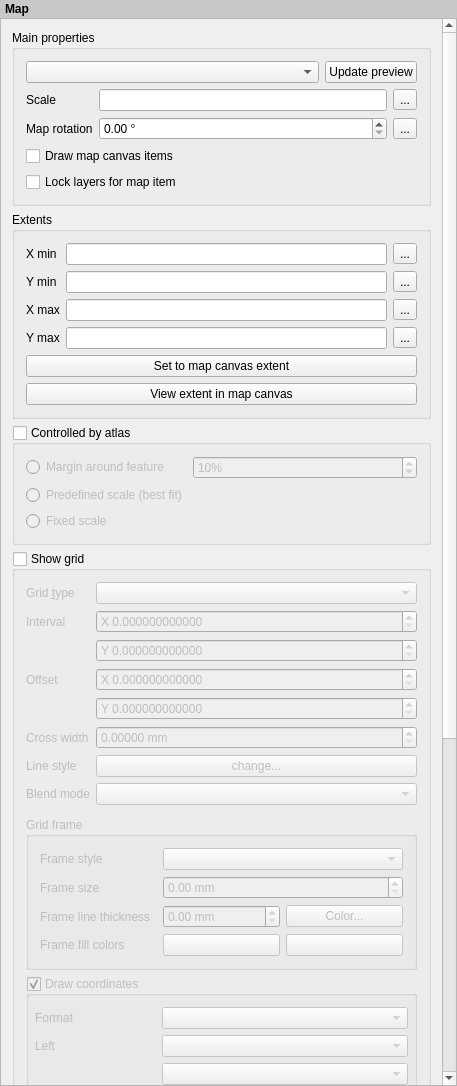
Above: src/ui/qgscomposermapwidgetbase.ui from qgis/QGIS before the change. Below: the same form after it.
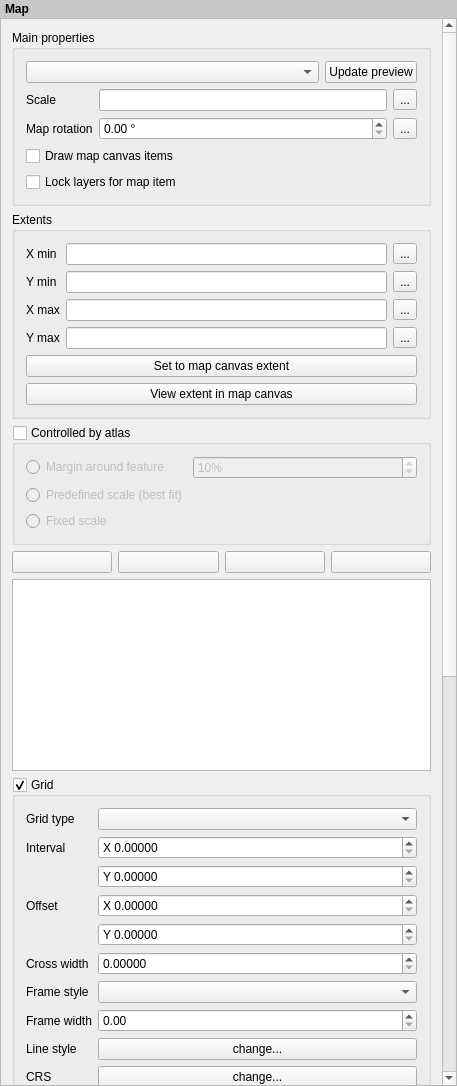
That is the form after the change. Icons and pictures are not drawn. Custom widgets are drawn as their Qt base class.

Commit message: Port possibility to have several grids / crs in composer map from QGIS Enterprise to master

The edit to the form file:
```diff
--- a/src/ui/qgscomposermapwidgetbase.ui
+++ b/src/ui/qgscomposermapwidgetbase.ui
@@ -54,9 +54,9 @@
       <property name="geometry">
        <rect>
         <x>0</x>
-        <y>0</y>
-        <width>439</width>
-        <height>1711</height>
+        <y>-306</y>
+        <width>436</width>
+        <height>1612</height>
        </rect>
       </property>
       <property name="sizePolicy">
@@ -389,15 +389,73 @@
         </widget>
        </item>
        <item>
-        <widget class="QgsCollapsibleGroupBoxBasic" name="mGridCheckBox">
+        <layout class="QHBoxLayout" name="horizontalLayout_8">
+         <item>
+          <widget class="QPushButton" name="mAddGridPushButton">
+           <property name="text">
+            <string/>
+           </property>
+           <property name="icon">
+            <iconset resource="../../../qgis_enterprise/images/images.qrc">
+             <normaloff>:/images/themes/default/mActionSignPlus.png</normaloff>:/images/themes/default/mActionSignPlus.png</iconset>
+           </property>
+          </widget>
+         </item>
+         <item>
+          <widget class="QPushButton" name="mRemoveGridPushButton">
+           <property name="text">
+            <string/>
+           </property>
+           <property name="icon">
+            <iconset resource="../../../qgis_enterprise/images/images.qrc">
+             <normaloff>:/images/themes/default/symbologyRemove.png</normaloff>:/images/themes/default/symbologyRemove.png</iconset>
+           </property>
+          </widget>
+         </item>
+         <item>
+          <widget class="QPushButton" name="mGridUpButton">
+           <property name="text">
+            <string/>
+           </property>
+           <property name="icon">
+            <iconset resource="../../../qgis_enterprise/images/images.qrc">
+             <normaloff>:/images/themes/default/mActionArrowUp.png</normaloff>:/images/themes/default/mActionArrowUp.png</iconset>
+           </property>
+          </widget>
+         </item>
+         <item>
+          <widget class="QPushButton" name="mGridDownButton">
+           <property name="text">
+            <string/>
+           </property>
+           <property name="icon">
+            <iconset resource="../../../qgis_enterprise/images/images.qrc">
+             <normaloff>:/images/themes/default/mActionArrowDown.png</normaloff>:/images/themes/default/mActionArrowDown.png</iconset>
+           </property>
+          </widget>
+         </item>
+        </layout>
+       </item>
+       <item>
+        <widget class="QListWidget" name="mGridListWidget">
+         <property name="sizePolicy">
+          <sizepolicy hsizetype="Expanding" vsizetype="Expanding">
+           <horstretch>0</horstretch>
+           <verstretch>0</verstretch>
+          </sizepolicy>
+         </property>
+        </widget>
+       </item>
+       <item>
+        <widget class="QGroupBox" name="mGridCheckBox">
          <property name="title">
-          <string>Show grid</string>
+          <string>Grid</string>
          </property>
          <property name="checkable">
           <bool>true</bool>
          </property>
          <property name="checked">
-          <bool>false</bool>
+          <bool>true</bool>
          </property>
          <property name="syncGroup" stdset="0">
           <string notr="true">composeritem</string>
@@ -423,7 +481,7 @@
                <string extracomment="Hello translotor"/>
               </property>
               <property name="text">
-               <string>Grid &amp;type</string>
+               <string>Grid type</string>
               </property>
               <property name="wordWrap">
                <bool>false</bool>
@@ -436,6 +494,16 @@
             <item row="0" column="1">
              <widget class="QComboBox" name="mGridTypeComboBox"/>
             </item>
+            <item row="1" column="0">
+             <widget class="QLabel" name="mIntervalXLabel_2">
+              <property name="text">
+               <string>Interval</string>
+              </property>
+              <property name="wordWrap">
+               <bool>false</bool>
+              </property>
+             </widget>
+            </item>
             <item row="1" column="1">
              <layout class="QVBoxLayout" name="verticalLayout_7">
               <item>
@@ -444,7 +512,7 @@
                  <string>X </string>
                 </property>
                 <property name="decimals">
-                 <number>12</number>
+                 <number>5</number>
                 </property>
                 <property name="maximum">
                  <double>9999999.000000000000000</double>
@@ -457,7 +525,7 @@
                  <string>Y </string>
                 </property>
                 <property name="decimals">
-                 <number>12</number>
+                 <number>5</number>
                 </property>
                 <property name="maximum">
                  <double>9999999.000000000000000</double>
@@ -487,7 +555,7 @@
                  <string>X </string>
                 </property>
                 <property name="decimals">
-                 <number>12</number>
+                 <number>5</number>
                 </property>
                 <property name="maximum">
                  <double>9999999.000000000000000</double>
@@ -500,7 +568,7 @@
                  <string>Y </string>
                 </property>
                 <property name="decimals">
-                 <number>12</number>
+                 <number>5</number>
                 </property>
                 <property name="maximum">
                  <double>9999999.000000000000000</double>
@@ -524,9 +592,6 @@
             </item>
             <item row="3" column="1">
              <widget class="QDoubleSpinBox" name="mCrossWidthSpinBox">
-              <property name="suffix">
-               <string> mm</string>
-              </property>
               <property name="decimals">
                <number>5</number>
               </property>
@@ -535,7 +600,7 @@
             <item row="4" column="0">
              <widget class="QLabel" name="mLineStyleLabel">
               <property name="text">
-               <string>Line style</string>
+               <string>Frame style</string>
               </property>
               <property name="wordWrap">
                <bool>false</bool>
@@ -543,131 +608,84 @@
              </widget>
             </item>
             <item row="4" column="1">
-             <widget class="QPushButton" name="mGridLineStyleButton">
-              <property name="text">
-               <string>change...</string>
-              </property>
-             </widget>
-            </item>
-            <item row="5" column="1">
-             <widget class="QgsBlendModeComboBox" name="mGridBlendComboBox"/>
+             <widget class="QComboBox" name="mFrameStyleComboBox"/>
             </item>
             <item row="5" column="0">
              <widget class="QLabel" name="mGridBlendLabel">
               <property name="text">
-               <string>Blend mode</string>
+               <string>Frame width</string>
               </property>
+              <property name="wordWrap">
+               <bool>false</bool>
+              </property>
              </widget>
             </item>
-            <item row="1" column="0">
-             <widget class="QLabel" name="mIntervalXLabel">
+            <item row="5" column="1">
+             <widget class="QDoubleSpinBox" name="mFrameWidthSpinBox"/>
+            </item>
+            <item row="6" column="0">
+             <widget class="QLabel" name="mLineStyleLabel_2">
               <property name="text">
-               <string>Interval</string>
+               <string>Line style</string>
               </property>
               <property name="wordWrap">
                <bool>false</bool>
               </property>
-              <property name="buddy">
-               <cstring>mIntervalYSpinBox</cstring>
+             </widget>
+            </item>
+            <item row="6" column="1">
+             <widget class="QPushButton" name="mGridLineStyleButton">
+              <property name="text">
+               <string>change...</string>
               </property>
              </widget>
             </item>
+            <item row="7" column="1">
+             <widget class="QPushButton" name="mMapGridCRSButton">
+              <property name="text">
+               <string>change...</string>
+              </property>
+             </widget>
+            </item>
+            <item row="7" column="0">
+             <widget class="QLabel" name="mMapGridCRSLabel">
+              <property name="text">
+               <string>CRS</string>
+              </property>
+             </widget>
+            </item>
+            <item row="8" column="0">
+             <widget class="QLabel" name="mMapGridUnitLabel">
+              <property name="text">
+               <string>Unit</string>
+              </property>
+             </widget>
+            </item>
+            <item row="8" column="1">
+             <widget class="QComboBox" name="mMapGridUnitComboBox">
+              <item>
+               <property name="text">
+                <string>Map unit</string>
+               </property>
+              </item>
+              <item>
+               <property name="text">
+                <string>Millimeter</string>
+               </property>
+              </item>
+              <item>
+               <property name="text">
+                <string>Centimeter</string>
+               </property>
+              </item>
+             </widget>
+            </item>
            </layout>
           </item>
           <item>
-           <widget class="QgsCollapsibleGroupBoxBasic" name="mGridFrameGroupBox">
-            <property name="title">
-             <string>Grid frame</string>
-            </property>
-            <property name="flat">
-             <bool>false</bool>
-            </property>
-            <property name="checkable">
-             <bool>false</bool>
-            </property>
-            <property name="collapsed" stdset="0">
-             <bool>true</bool>
-            </property>
-            <layout class="QGridLayout" name="gridLayout_3">
-             <item row="0" column="0">
-              <widget class="QLabel" name="mFrameStyleLabel">
-               <property name="text">
-                <string>Frame style</string>
-               </property>
-               <property name="wordWrap">
-                <bool>false</bool>
-               </property>
-              </widget>
-             </item>
-             <item row="0" column="1" colspan="2">
-              <widget class="QComboBox" name="mFrameStyleComboBox"/>
-             </item>
-             <item row="1" column="0">
-              <widget class="QLabel" name="mFrameWidthLabel">
-               <property name="text">
-                <string>Frame size</string>
-               </property>
-               <property name="wordWrap">
-                <bool>false</bool>
-               </property>
-              </widget>
-             </item>
-             <item row="1" column="1" colspan="2">
-              <widget class="QDoubleSpinBox" name="mFrameWidthSpinBox">
-               <property name="suffix">
-                <string> mm</string>
-               </property>
-              </widget>
-             </item>
-             <item row="2" column="0">
-              <widget class="QLabel" name="mFramePenLabel">
-               <property name="text">
-                <string>Frame line thickness</string>
-               </property>
-              </widget>
-             </item>
-             <item row="2" column="1">
-              <widget class="QDoubleSpinBox" name="mGridFramePenSizeSpinBox">
-               <property name="suffix">
-                <string> mm</string>
-               </property>
-              </widget>
-             </item>
-             <item row="2" column="2">
-              <widget class="QgsColorButton" name="mGridFramePenColorButton">
-               <property name="text">
-                <string>Color...</string>
-               </property>
-              </widget>
-             </item>
-             <item row="3" column="0">
-              <widget class="QLabel" name="mFrameFillLabel">
-               <property name="text">
-                <string>Frame fill colors</string>
-               </property>
-              </widget>
-             </item>
-             <item row="3" column="1">
-              <widget class="QgsColorButton" name="mGridFrameFill1ColorButton">
-               <property name="text">
-                <string/>
-               </property>
-              </widget>
-             </item>
-             <item row="3" column="2">
-              <widget class="QgsColorButton" name="mGridFrameFill2ColorButton">
-               <property name="text">
-                <string/>
-               </property>
-              </widget>
-             </item>
-            </layout>
-           </widget>
-          </item>
-          <item>
-           <widget class="QgsCollapsibleGroupBoxBasic" name="mDrawAnnotationCheckableGroupBox">
+           <widget class="QGroupBox" name="mDrawAnnotationGroupBox">
             <property name="enabled">
-             <bool>false</bool>
+             <bool>true</bool>
             </property>
             <property name="title">
              <string>Draw coordinates</string>
@@ -684,7 +702,7 @@
             <property name="collapsed" stdset="0">
              <bool>true</bool>
             </property>
-            <layout class="QFormLayout" name="formLayout_4">
+            <layout class="QFormLayout" name="formLayout_6">
              <property name="fieldGrowthPolicy">
               <enum>QFormLayout::AllNonFixedFieldsGrow</enum>
              </property>
@@ -923,17 +941,17 @@
  </widget>
  <layoutdefault spacing="6" margin="11"/>
  <customwidgets>
+  <customwidget>
+   <class>QgsColorButton</class>
+   <extends>QPushButton</extends>
+   <header>qgscolorbutton.h</header>
+  </customwidget>
   <customwidget>
    <class>QgsCollapsibleGroupBoxBasic</class>
    <extends>QGroupBox</extends>
    <header location="global">qgscollapsiblegroupbox.h</header>
    <container>1</container>
   </customwidget>
-  <customwidget>
-   <class>QgsColorButton</class>
-   <extends>QPushButton</extends>
-   <header>qgscolorbutton.h</header>
-  </customwidget>
   <customwidget>
    <class>QgsDataDefinedButton</class>
    <extends>QToolButton</extends>
```
Left out of the diff: 45 changed lines with no effect on the pictures. The commit also changes 9 other files.
